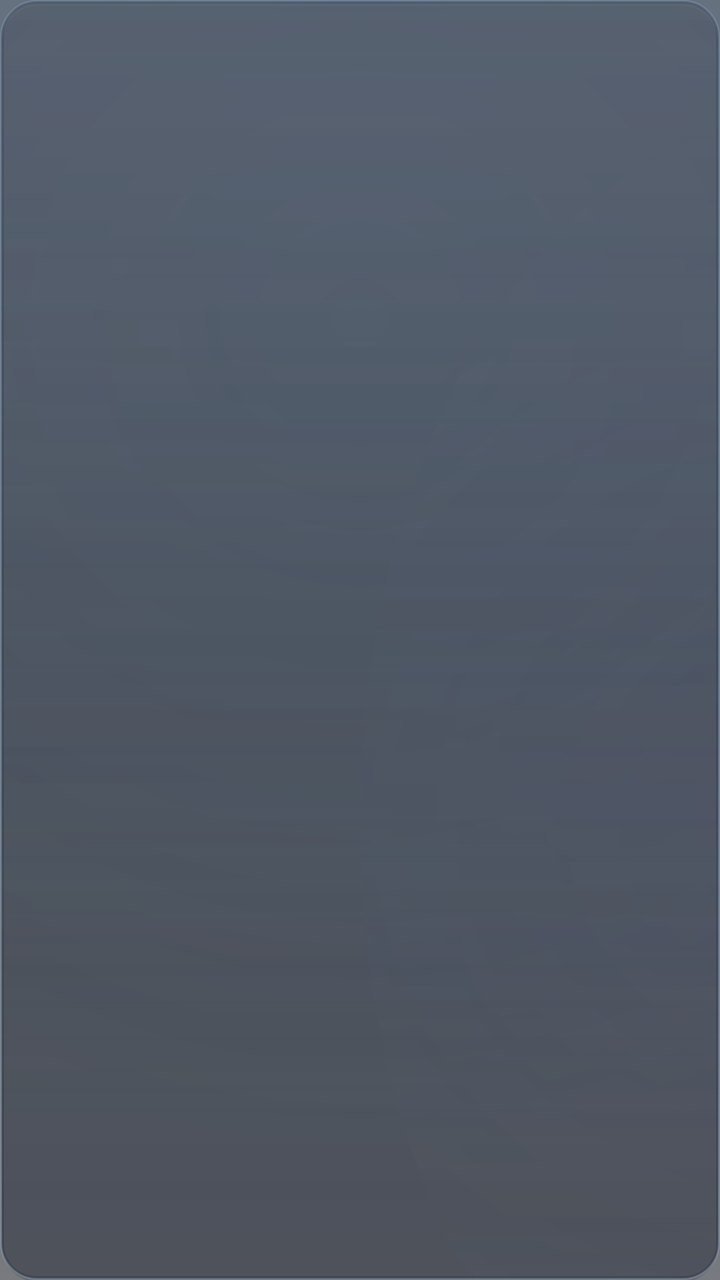
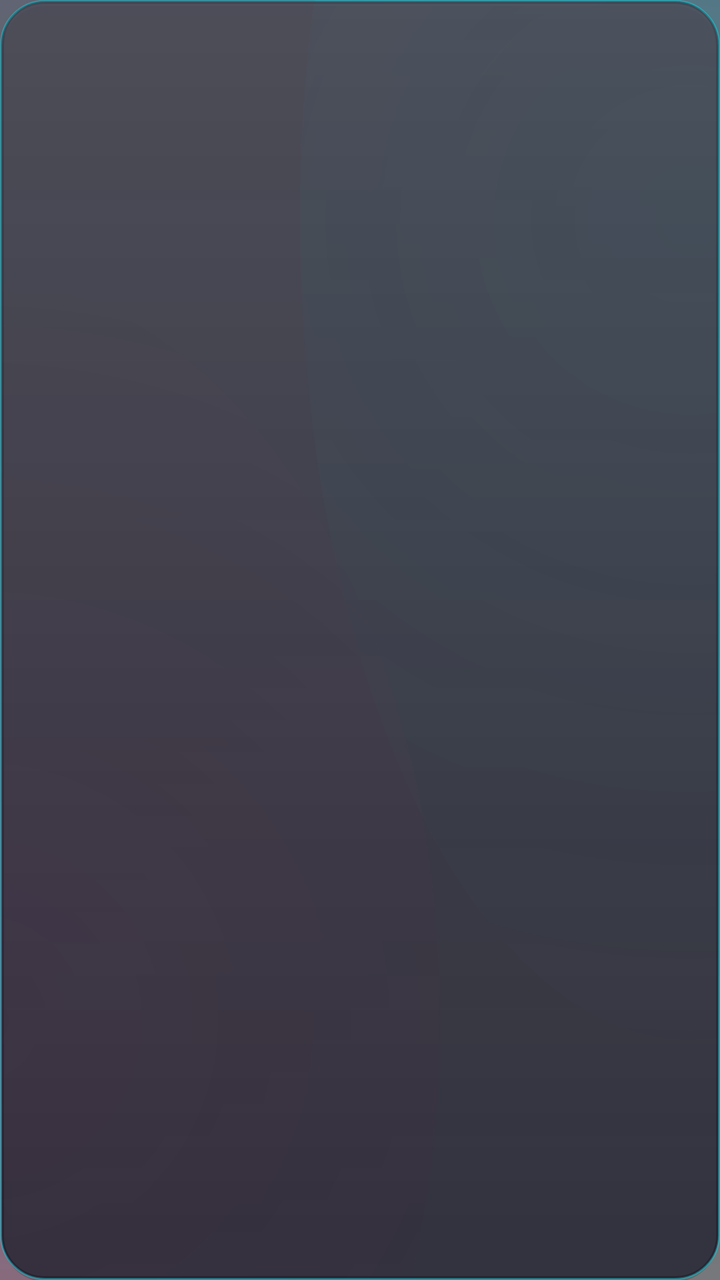

The first picture is an Android layout as it rendered before a commit; the second is the same layout after the commit. The layout source and the unified diff follow.
<!-- AndroidManifest.xml: application theme AppTheme -->
<!-- res/layout/item_banner.xml -->
<?xml version="1.0" encoding="utf-8"?>
<LinearLayout xmlns:android="http://schemas.android.com/apk/res/android"
    android:layout_width="match_parent"
    android:layout_height="wrap_content"
    android:orientation="vertical"
    android:background="@drawable/glass_sheet"
    android:paddingHorizontal="14dp"
    android:paddingVertical="10dp"
    android:layout_marginBottom="7dp">

    <TextView
        android:id="@+id/t_banner"
        android:layout_width="wrap_content"
        android:layout_height="wrap_content"
        android:textSize="12sp"
        android:textColor="#93C5FD" />
</LinearLayout>
<!-- resources referenced by this layout -->
<resources>
  <!-- drawable glass_sheet (drawable) -->
  <?xml version="1.0" encoding="utf-8"?>
  <layer-list xmlns:android="http://schemas.android.com/apk/res/android">
      
      <item android:top="3dp" android:left="1dp" android:right="1dp" android:bottom="-1dp">
          <shape>
              <corners android:radius="18dp" />
              <solid android:color="#26000000" />
          </shape>
      </item>
      
      <item>
          <shape>
              <gradient android:angle="270"
                  android:startColor="#A91D2A40"
                  android:centerColor="#8A151F31"
                  android:endColor="#660E1728" />
              <corners android:radius="18dp" />
              <stroke android:width="1dp" android:color="#529FB6D0" />
          </shape>
      </item>
      
      <item android:top="2dp" android:left="2dp" android:right="2dp" android:bottom="2dp">
          <shape>
              <corners android:radius="16dp" />
              <solid android:color="#10FFFFFF" />
          </shape>
      </item>
      
      <item android:top="1dp" android:left="1dp" android:right="1dp" android:bottom="22dp">
          <shape>
              <gradient android:angle="270"
                  android:startColor="#22FFFFFF"
                  android:endColor="#00FFFFFF" />
              <corners android:radius="17dp" />
          </shape>
      </item>
  </layer-list>
  <style name="AppTheme" parent="Theme.AppCompat.NoActionBar">
          <item name="android:windowBackground">@drawable/bg_root</item>
          <item name="android:statusBarColor">@android:color/transparent</item>
          <item name="android:navigationBarColor">#FF060910</item>
          <item name="android:windowLightStatusBar">false</item>
          <item name="colorAccent">#FF4CC2FF</item>
          <item name="colorPrimary">#0C1220</item>
          <item name="colorPrimaryDark">#060910</item>
          <item name="android:windowDrawsSystemBarBackgrounds">true</item>
          <item name="android:windowActivityTransitions">true</item>
          <item name="android:windowContentTransitions">true</item>
          <item name="android:windowAllowEnterTransitionOverlap">true</item>
          <item name="android:windowAllowReturnTransitionOverlap">true</item>
          <item name="android:alertDialogTheme">@style/GlassDialogTheme</item>
      </style>
  <!-- drawable bg_root (drawable) -->
  <?xml version="1.0" encoding="utf-8"?>
  <layer-list xmlns:android="http://schemas.android.com/apk/res/android">
      
      <item>
          <shape>
              <gradient android:angle="270"
                  android:startColor="#FF141C2E"
                  android:centerColor="#FF0C1220"
                  android:endColor="#FF060910" />
          </shape>
      </item>
      
      <item android:top="-320dp" android:left="-120dp" android:right="-120dp">
          <shape android:shape="oval">
              <gradient android:type="radial"
                  android:centerX="0.5" android:centerY="0.5"
                  android:startColor="#2E38BDF8"
                  android:endColor="#0038BDF8"
                  android:gradientRadius="420dp" />
          </shape>
      </item>
      
      <item android:top="-60dp" android:left="-260dp" android:right="140dp" android:bottom="-160dp">
          <shape android:shape="oval">
              <gradient android:type="radial"
                  android:centerX="0.5" android:centerY="0.5"
                  android:startColor="#264C6BC0"
                  android:endColor="#004C6BC0"
                  android:gradientRadius="380dp" />
          </shape>
      </item>
      
      <item android:top="60dp" android:left="180dp" android:right="-260dp" android:bottom="-120dp">
          <shape android:shape="oval">
              <gradient android:type="radial"
                  android:centerX="0.5" android:centerY="0.5"
                  android:startColor="#228181F2"
                  android:endColor="#008181F2"
                  android:gradientRadius="360dp" />
          </shape>
      </item>
  </layer-list>
  <style name="GlassDialogTheme" parent="Theme.AppCompat.Dialog.Alert">
          <item name="android:windowBackground">@drawable/glass_dialog</item>
          <item name="android:windowIsFloating">true</item>
          <item name="colorAccent">#FF4CC2FF</item>
      </style>
  <!-- drawable glass_dialog (drawable) -->
  <?xml version="1.0" encoding="utf-8"?>
  <layer-list xmlns:android="http://schemas.android.com/apk/res/android">
      
      <item android:top="5dp" android:left="3dp" android:right="3dp" android:bottom="-2dp">
          <shape>
              <corners android:radius="22dp" />
              <solid android:color="#33000000" />
          </shape>
      </item>
      
      <item>
          <shape>
              <gradient android:angle="270"
                  android:startColor="#B8202C42"
                  android:centerColor="#96162032"
                  android:endColor="#730E1728" />
              <corners android:radius="22dp" />
              <stroke android:width="1dp" android:color="#5E9FB6D0" />
          </shape>
      </item>
      
      <item android:top="3dp" android:left="3dp" android:right="3dp" android:bottom="3dp">
          <shape>
              <corners android:radius="19dp" />
              <solid android:color="#12FFFFFF" />
          </shape>
      </item>
      
      <item android:top="1dp" android:left="1dp" android:right="1dp" android:bottom="34dp">
          <shape>
              <gradient android:angle="270"
                  android:startColor="#2AFFFFFF"
                  android:endColor="#00FFFFFF" />
              <corners android:radius="21dp" />
          </shape>
      </item>
  </layer-list>
</resources>

<!-- the commit's change to res/layout/item_banner.xml (unified diff, before → after) -->
@@ -13,5 +13,5 @@
         android:layout_width="wrap_content"
         android:layout_height="wrap_content"
         android:textSize="12sp"
-        android:textColor="#93C5FD" />
+        android:textColor="#00F0FF" />
 </LinearLayout>
<!-- resource entries referenced after the edit -->
@@ -6,35 +6,32 @@
       
       <item android:top="3dp" android:left="1dp" android:right="1dp" android:bottom="-1dp">
           <shape>
-              <corners android:radius="18dp" />
+              <corners android:radius="22dp" />
               <solid android:color="#26000000" />
           </shape>
       </item>
       
       <item>
           <shape>
-              <gradient android:angle="270"
-                  android:startColor="#A91D2A40"
-                  android:centerColor="#8A151F31"
-                  android:endColor="#660E1728" />
-              <corners android:radius="18dp" />
-              <stroke android:width="1dp" android:color="#529FB6D0" />
+              <corners android:radius="22dp" />
+              <solid android:color="#B90E0E1E" />
+              <stroke android:width="1dp" android:color="#5E00F0FF" />
           </shape>
       </item>
       
       <item android:top="2dp" android:left="2dp" android:right="2dp" android:bottom="2dp">
           <shape>
-              <corners android:radius="16dp" />
+              <corners android:radius="20dp" />
               <solid android:color="#10FFFFFF" />
           </shape>
       </item>
       
-      <item android:top="1dp" android:left="1dp" android:right="1dp" android:bottom="22dp">
+      <item android:top="1dp" android:left="1dp" android:right="1dp" android:bottom="24dp">
           <shape>
               <gradient android:angle="270"
-                  android:startColor="#22FFFFFF"
+                  android:startColor="#24FFFFFF"
                   android:endColor="#00FFFFFF" />
-              <corners android:radius="17dp" />
+              <corners android:radius="21dp" />
           </shape>
       </item>
   </layer-list>
@@ -43,7 +40,7 @@
           <item name="android:statusBarColor">@android:color/transparent</item>
           <item name="android:navigationBarColor">#FF060910</item>
           <item name="android:windowLightStatusBar">false</item>
-          <item name="colorAccent">#FF4CC2FF</item>
+          <item name="colorAccent">#FF0080</item>
           <item name="colorPrimary">#0C1220</item>
           <item name="colorPrimaryDark">#060910</item>
           <item name="android:windowDrawsSystemBarBackgrounds">true</item>
@@ -60,46 +57,36 @@
       <item>
           <shape>
               <gradient android:angle="270"
-                  android:startColor="#FF141C2E"
-                  android:centerColor="#FF0C1220"
-                  android:endColor="#FF060910" />
+                  android:startColor="#FF0C1126"
+                  android:centerColor="#FF080A16"
+                  android:endColor="#FF04050D" />
           </shape>
       </item>
       
-      <item android:top="-320dp" android:left="-120dp" android:right="-120dp">
+      <item android:top="-300dp" android:left="150dp" android:right="-180dp" android:bottom="120dp">
           <shape android:shape="oval">
               <gradient android:type="radial"
                   android:centerX="0.5" android:centerY="0.5"
-                  android:startColor="#2E38BDF8"
-                  android:endColor="#0038BDF8"
-                  android:gradientRadius="420dp" />
+                  android:startColor="#4A00F0FF"
+                  android:endColor="#0000F0FF"
+                  android:gradientRadius="430dp" />
           </shape>
       </item>
       
-      <item android:top="-60dp" android:left="-260dp" android:right="140dp" android:bottom="-160dp">
+      <item android:top="140dp" android:left="-240dp" android:right="140dp" android:bottom="-240dp">
           <shape android:shape="oval">
               <gradient android:type="radial"
                   android:centerX="0.5" android:centerY="0.5"
-                  android:startColor="#264C6BC0"
-                  android:endColor="#004C6BC0"
-                  android:gradientRadius="380dp" />
-          </shape>
-      </item>
-      
-      <item android:top="60dp" android:left="180dp" android:right="-260dp" android:bottom="-120dp">
-          <shape android:shape="oval">
-              <gradient android:type="radial"
-                  android:centerX="0.5" android:centerY="0.5"
-                  android:startColor="#228181F2"
-                  android:endColor="#008181F2"
-                  android:gradientRadius="360dp" />
+                  android:startColor="#45FF0080"
+                  android:endColor="#00FF0080"
+                  android:gradientRadius="400dp" />
           </shape>
       </item>
   </layer-list>
   <style name="GlassDialogTheme" parent="Theme.AppCompat.Dialog.Alert">
           <item name="android:windowBackground">@drawable/glass_dialog</item>
           <item name="android:windowIsFloating">true</item>
-          <item name="colorAccent">#FF4CC2FF</item>
+          <item name="colorAccent">#FF0080</item>
       </style>
   <!-- drawable glass_dialog (drawable) -->
   <?xml version="1.0" encoding="utf-8"?>
@@ -107,35 +94,32 @@
       
       <item android:top="5dp" android:left="3dp" android:right="3dp" android:bottom="-2dp">
           <shape>
-              <corners android:radius="22dp" />
+              <corners android:radius="24dp" />
               <solid android:color="#33000000" />
           </shape>
       </item>
       
       <item>
           <shape>
-              <gradient android:angle="270"
-                  android:startColor="#B8202C42"
-                  android:centerColor="#96162032"
-                  android:endColor="#730E1728" />
-              <corners android:radius="22dp" />
-              <stroke android:width="1dp" android:color="#5E9FB6D0" />
+              <corners android:radius="24dp" />
+              <solid android:color="#B90E0E1E" />
+              <stroke android:width="1dp" android:color="#5E00F0FF" />
           </shape>
       </item>
       
       <item android:top="3dp" android:left="3dp" android:right="3dp" android:bottom="3dp">
           <shape>
-              <corners android:radius="19dp" />
+              <corners android:radius="21dp" />
               <solid android:color="#12FFFFFF" />
           </shape>
       </item>
       
-      <item android:top="1dp" android:left="1dp" android:right="1dp" android:bottom="34dp">
+      <item android:top="1dp" android:left="1dp" android:right="1dp" android:bottom="36dp">
           <shape>
               <gradient android:angle="270"
                   android:startColor="#2AFFFFFF"
                   android:endColor="#00FFFFFF" />
-              <corners android:radius="21dp" />
+              <corners android:radius="23dp" />
           </shape>
       </item>
   </layer-list>
